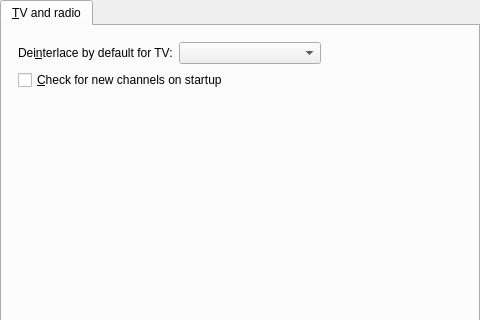
wilbert2000/wzplayer, file src/gui/pref/tv.ui: the form before one commit; both pictures show x 0 to 480 and y 0 to 320 of the 480 by 500 pixel window.
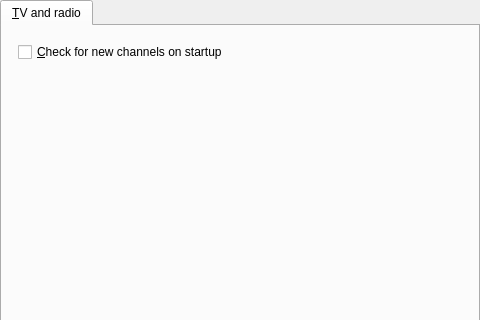
The form after the commit.

Commit message: Moved Deinterlace for TV to Video section

```diff
--- a/src/gui/pref/tv.ui
+++ b/src/gui/pref/tv.ui
@@ -27,49 +27,6 @@
        <property name="margin">
         <number>16</number>
        </property>
-       <item>
-        <layout class="QHBoxLayout">
-         <property name="spacing">
-          <number>6</number>
-         </property>
-         <property name="margin">
-          <number>0</number>
-         </property>
-         <item>
-          <widget class="QLabel" name="label_7">
-           <property name="text">
-            <string>Dei&amp;nterlace by default for TV:</string>
-           </property>
-           <property name="buddy">
-            <cstring>deinterlace_combo</cstring>
-           </property>
-          </widget>
-         </item>
-         <item>
-          <widget class="QComboBox" name="deinterlace_combo">
-           <property name="sizePolicy">
-            <sizepolicy hsizetype="Expanding" vsizetype="Fixed">
-             <horstretch>0</horstretch>
-             <verstretch>0</verstretch>
-            </sizepolicy>
-           </property>
-          </widget>
-         </item>
-         <item>
-          <spacer>
-           <property name="orientation">
-            <enum>Qt::Horizontal</enum>
-           </property>
-           <property name="sizeHint" stdset="0">
-            <size>
-             <width>40</width>
-             <height>20</height>
-            </size>
-           </property>
-          </spacer>
-         </item>
-        </layout>
-       </item>
        <item>
         <widget class="QCheckBox" name="rescan_check">
          <property name="text">
```
Left out of the diff: 1 changed line with no effect on the pictures. The commit also changes 11 other files.
